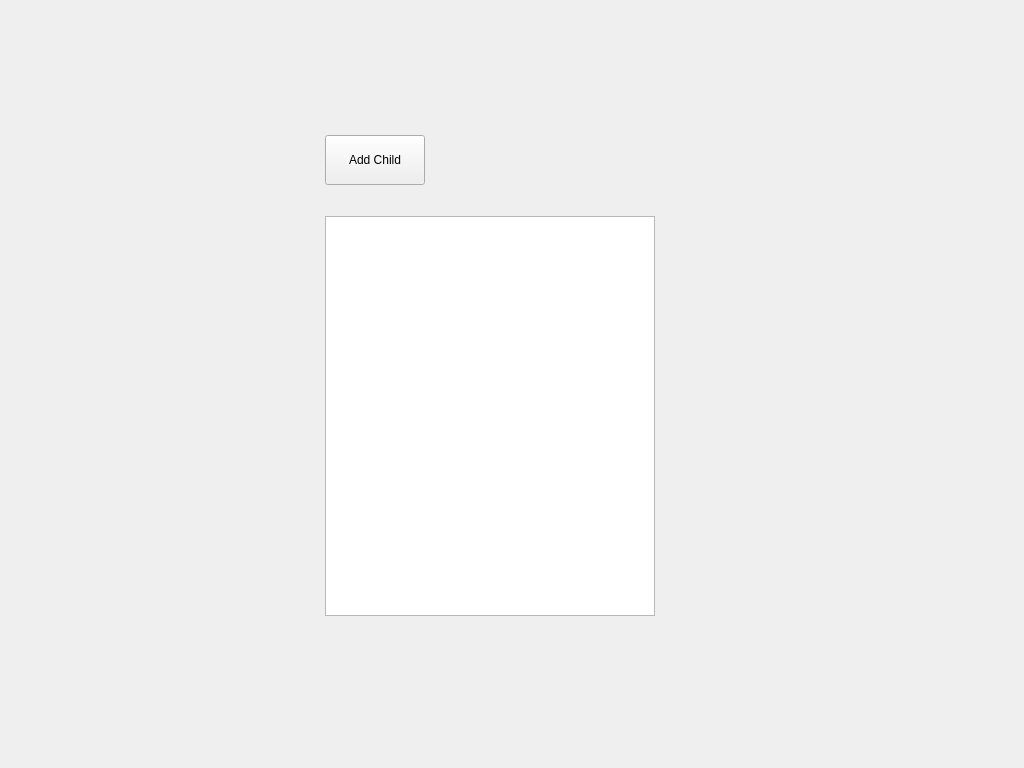
First picture: the form in SessionsBooking/editchildform.ui, repository d-c-hope/NurserySessionsSheets, before the edit.
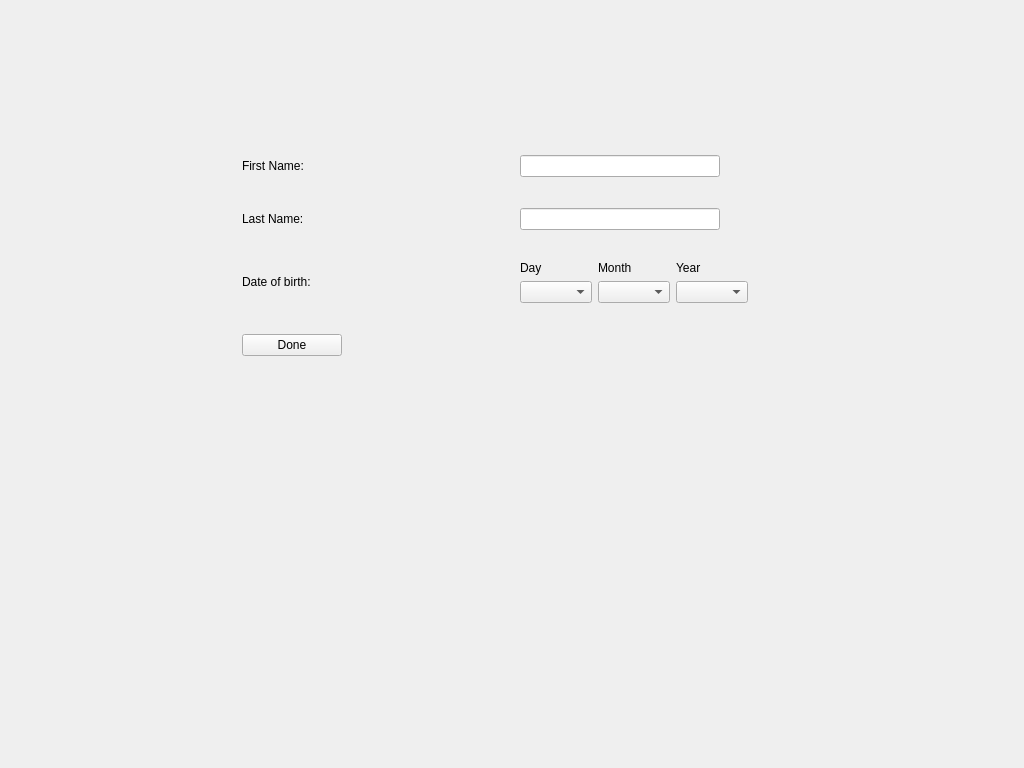
Second picture: the form after the edit.

Diff of the .ui file:
```diff
--- a/SessionsBooking/editchildform.ui
+++ b/SessionsBooking/editchildform.ui
@@ -16,57 +16,107 @@
   <widget class="QWidget" name="gridLayoutWidget">
    <property name="geometry">
     <rect>
-     <x>180</x>
-     <y>110</y>
-     <width>621</width>
-     <height>531</height>
+     <x>70</x>
+     <y>130</y>
+     <width>851</width>
+     <height>251</height>
     </rect>
    </property>
    <layout class="QGridLayout" name="gridLayout">
-    <item row="2" column="0">
-     <widget class="QTableView" name="tableView">
-      <property name="sizePolicy">
-       <sizepolicy hsizetype="Minimum" vsizetype="Expanding">
-        <horstretch>0</horstretch>
-        <verstretch>0</verstretch>
-       </sizepolicy>
-      </property>
-      <property name="minimumSize">
-       <size>
-        <width>330</width>
-        <height>0</height>
-       </size>
-      </property>
+    <item row="3" column="0">
+     <widget class="QLabel" name="label_3">
       <property name="maximumSize">
        <size>
-        <width>700</width>
-        <height>400</height>
+        <width>16777215</width>
+        <height>40</height>
        </size>
       </property>
-      <property name="styleSheet">
-       <string notr="true"/>
+      <property name="text">
+       <string>Date of birth:</string>
       </property>
      </widget>
     </item>
-    <item row="1" column="0">
-     <widget class="QPushButton" name="addChildButton">
-      <property name="sizePolicy">
-       <sizepolicy hsizetype="Fixed" vsizetype="Fixed">
-        <horstretch>0</horstretch>
-        <verstretch>0</verstretch>
-       </sizepolicy>
-      </property>
+    <item row="4" column="0">
+     <widget class="QPushButton" name="goBackButton">
       <property name="maximumSize">
        <size>
         <width>100</width>
-        <height>50</height>
+        <height>16777215</height>
        </size>
       </property>
       <property name="text">
-       <string>Add Child</string>
+       <string>Done</string>
       </property>
      </widget>
     </item>
+    <item row="1" column="0">
+     <widget class="QLabel" name="label">
+      <property name="text">
+       <string>First Name: </string>
+      </property>
+     </widget>
+    </item>
+    <item row="2" column="1">
+     <widget class="QLineEdit" name="lastNameEdit">
+      <property name="maximumSize">
+       <size>
+        <width>200</width>
+        <height>16777215</height>
+       </size>
+      </property>
+     </widget>
+    </item>
+    <item row="2" column="0">
+     <widget class="QLabel" name="label_2">
+      <property name="text">
+       <string>Last Name:</string>
+      </property>
+     </widget>
+    </item>
+    <item row="1" column="1">
+     <widget class="QLineEdit" name="firstNameEdit">
+      <property name="maximumSize">
+       <size>
+        <width>200</width>
+        <height>16777215</height>
+       </size>
+      </property>
+     </widget>
+    </item>
+    <item row="3" column="1">
+     <layout class="QGridLayout" name="gridLayout_2">
+      <item row="0" column="0">
+       <widget class="QLabel" name="label_4">
+        <property name="text">
+         <string>Day</string>
+        </property>
+       </widget>
+      </item>
+      <item row="0" column="1">
+       <widget class="QLabel" name="label_5">
+        <property name="text">
+         <string>Month</string>
+        </property>
+       </widget>
+      </item>
+      <item row="1" column="0">
+       <widget class="QComboBox" name="dayCombo"/>
+      </item>
+      <item row="0" column="2">
+       <widget class="QLabel" name="label_6">
+        <property name="text">
+         <string>Year</string>
+        </property>
+       </widget>
+      </item>
+      <item row="1" column="1">
+       <widget class="QComboBox" name="monthCombo"/>
+      </item>
+      <item row="1" column="2">
+       <widget class="QComboBox" name="yearCombo"/>
+      </item>
+     </layout>
+    </item>
    </layout>
   </widget>
  </widget>
```
